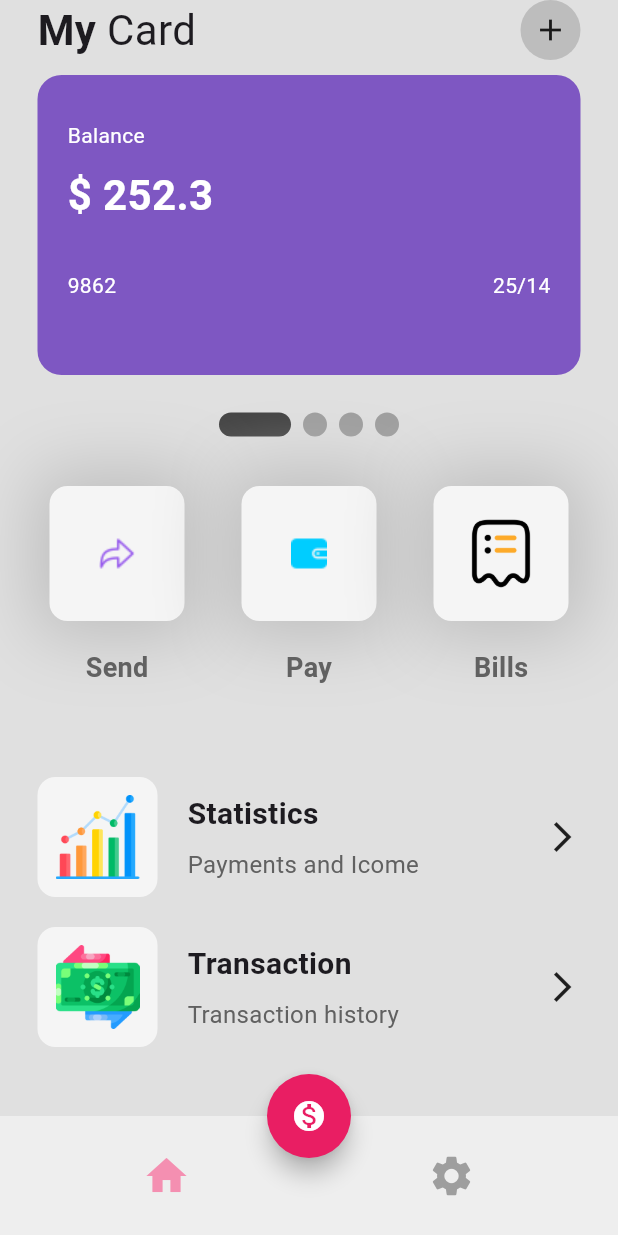
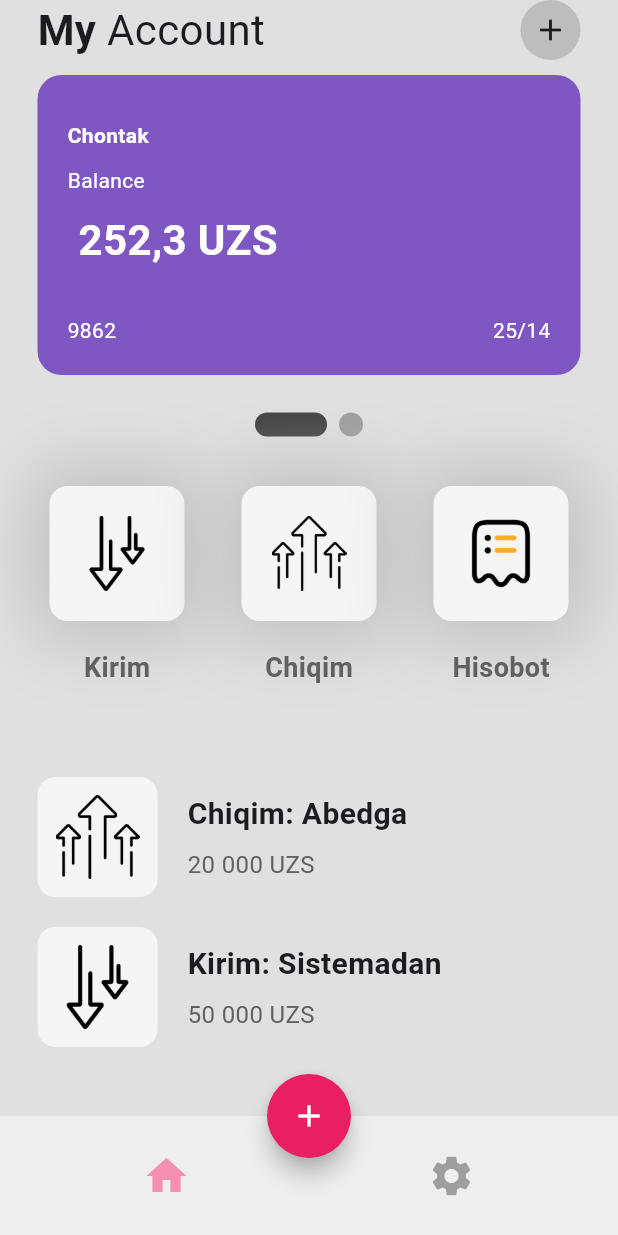
Before and after one commit to Hikmatullohprogramist/my_wallet, a Flutter app: the screen it shows after launch, on a phone screen of 412 x 824 dp. Run offline on Flutter 3.47's test engine with Material 2 defaults, Android fonts, the phone set to English and light mode, and no system bars; drawn by our look-alikes of smooth_page_indicator.

```diff
--- a/lib/main.dart
+++ b/lib/main.dart
@@ -8,7 +8,6 @@ void main() {
 class MyApp extends StatelessWidget {
   const MyApp({super.key});
 
-  // This widget is the root of your application.
   @override
   Widget build(BuildContext context) {
     return MaterialApp(
--- a/lib/pages/home/home_page.dart
+++ b/lib/pages/home/home_page.dart
@@ -13,8 +13,31 @@ class HomePage extends StatefulWidget {
 
 class _HomePageState extends State<HomePage> {
   final _controller = PageController();
+
   @override
   Widget build(BuildContext context) {
+    bool isSelected_1 = false;
+    bool isSelected_2 = false;
+    bool isSelected_3 = false;
+
+    ontTapped1() {
+      isSelected_1 = true;
+      isSelected_2 = false;
+      isSelected_3 = false;
+    }
+
+    ontTapped2() {
+      isSelected_1 = false;
+      isSelected_2 = true;
+      isSelected_3 = false;
+    }
+
+    ontTapped3() {
+      isSelected_1 = false;
+      isSelected_2 = false;
+      isSelected_3 = true;
+    }
+
     return Scaffold(
       bottomNavigationBar: BottomAppBar(
         elevation: 200,
@@ -48,7 +71,7 @@ class _HomePageState extends State<HomePage> {
         ),
         onPressed: () {},
         child: const Icon(
-          Icons.monetization_on,
+          Icons.add,
           color: Colors.white,
         ),
       ),
@@ -75,7 +98,7 @@ class _HomePageState extends State<HomePage> {
                           ),
                         ),
                         Text(
-                          " Card",
+                          " Account",
                           style: TextStyle(
                             fontSize: 28,
                           ),
@@ -103,6 +126,7 @@ class _HomePageState extends State<HomePage> {
                   scrollDirection: Axis.horizontal,
                   children: [
                     MyCard(
+                      cardName: "Chontak",
                       balance: 252.300,
                       cardNumber: 9862,
                       color: Colors.deepPurple[400],
@@ -110,23 +134,10 @@ class _HomePageState extends State<HomePage> {
                       expariedYear: 25,
                     ),
                     MyCard(
+                      cardName: "Plastik humo",
                       balance: 954.300,
                       cardNumber: 9862,
                       color: Colors.orange[400],
-                      expariedMonth: 14,
-                      expariedYear: 25,
-                    ),
-                    MyCard(
-                      balance: 954.300,
-                      cardNumber: 9862,
-                      color: Colors.orange[400],
-                      expariedMonth: 14,
-                      expariedYear: 25,
-                    ),
-                    MyCard(
-                      balance: 1486.300,
-                      cardNumber: 9862,
-                      color: Colors.red[400],
                       expariedMonth: 14,
                       expariedYear: 25,
                     ),
@@ -138,7 +149,7 @@ class _HomePageState extends State<HomePage> {
               ),
               SmoothPageIndicator(
                 controller: _controller,
-                count: 4,
+                count: 2,
                 effect:
                     ExpandingDotsEffect(activeDotColor: Colors.grey.shade800),
               ),
@@ -153,11 +164,13 @@ class _HomePageState extends State<HomePage> {
                   mainAxisAlignment: MainAxisAlignment.spaceBetween,
                   children: [
                     CategoriesButton(
-                        imgPath: "lib/icons/share.png", text: "Send"),
+                        imgPath: "lib/icons/down-arrows_9847410.png",
+                        text: "Kirim"),
                     CategoriesButton(
-                        imgPath: "lib/icons/wallet.png", text: "Pay"),
+                        imgPath: "lib/icons/arrows-up_7019171.png",
+                        text: "Chiqim"),
                     CategoriesButton(
-                        imgPath: "lib/icons/bill.png", text: "Bills"),
+                        imgPath: "lib/icons/bill.png", text: "Hisobot"),
                   ],
                 ),
               ),
@@ -171,14 +184,14 @@ class _HomePageState extends State<HomePage> {
                 child: Column(
                   children: [
                     MyListTile(
-                      iconPath: "lib/icons/analysis.png",
-                      title: "Statistics",
-                      subtitle: "Payments and Icome",
+                      iconPath: "lib/icons/arrows-up_7019171.png",
+                      title: "Chiqim: Abedga",
+                      subtitle: "20 000 UZS",
                     ),
                     MyListTile(
-                      iconPath: "lib/icons/transaction.png",
-                      title: "Transaction",
-                      subtitle: "Transaction history",
+                      iconPath: "lib/icons/down-arrows_9847410.png",
+                      title: "Kirim: Sistemadan",
+                      subtitle: "50 000 UZS",
                     ),
                   ],
                 ),
--- a/lib/utils/my_card.dart
+++ b/lib/utils/my_card.dart
@@ -1,7 +1,9 @@
 import 'package:flutter/material.dart';
+import 'package:intl/intl.dart';
 
 class MyCard extends StatelessWidget {
-  final double balance;
+  final String cardName;
+  final num balance;
   final int expariedYear;
   final int expariedMonth;
   final int cardNumber;
@@ -14,6 +16,7 @@ class MyCard extends StatelessWidget {
     required this.expariedMonth,
     required this.cardNumber,
     required this.color,
+    required this.cardName,
   });
 
   @override
@@ -31,6 +34,16 @@ class MyCard extends StatelessWidget {
             const SizedBox(
               height: 10,
             ),
+            Text(
+              cardName,
+              style: TextStyle(
+                  color: Colors.white,
+                  fontWeight: FontWeight.bold,
+                  fontSize: 14),
+            ),
+            const SizedBox(
+              height: 10,
+            ),
             const Text(
               "Balance",
               style: TextStyle(
@@ -41,7 +54,10 @@ class MyCard extends StatelessWidget {
               height: 10,
             ),
             Text(
-              "\$ ${balance.toString()}",
+              " ${NumberFormat.currency(
+                locale: "Uz-uz",
+                decimalDigits: 1,
+              ).format(balance)}",
               style: const TextStyle(
                   color: Colors.white,
                   fontSize: 28,
--- a/lib/utils/my_list_tile.dart
+++ b/lib/utils/my_list_tile.dart
@@ -54,9 +54,6 @@ class MyListTile extends StatelessWidget {
               ),
             ],
           ),
-          const Icon(
-            Icons.arrow_forward_ios,
-          )
         ],
       ),
     );
--- a/pubspec.yaml
+++ b/pubspec.yaml
@@ -36,6 +36,7 @@ dependencies:
   # Use with the CupertinoIcons class for iOS style icons.
   cupertino_icons: ^1.0.2
   smooth_page_indicator: ^1.1.0
+  intl: ^0.18.1
 
 dev_dependencies:
   flutter_test:
```
Also changed, not shown: lib/icons/arrows-up_7019171.png (added), lib/icons/down-arrows_9847410.png (added), lib/icons/kirim.png (added), pubspec.lock.
